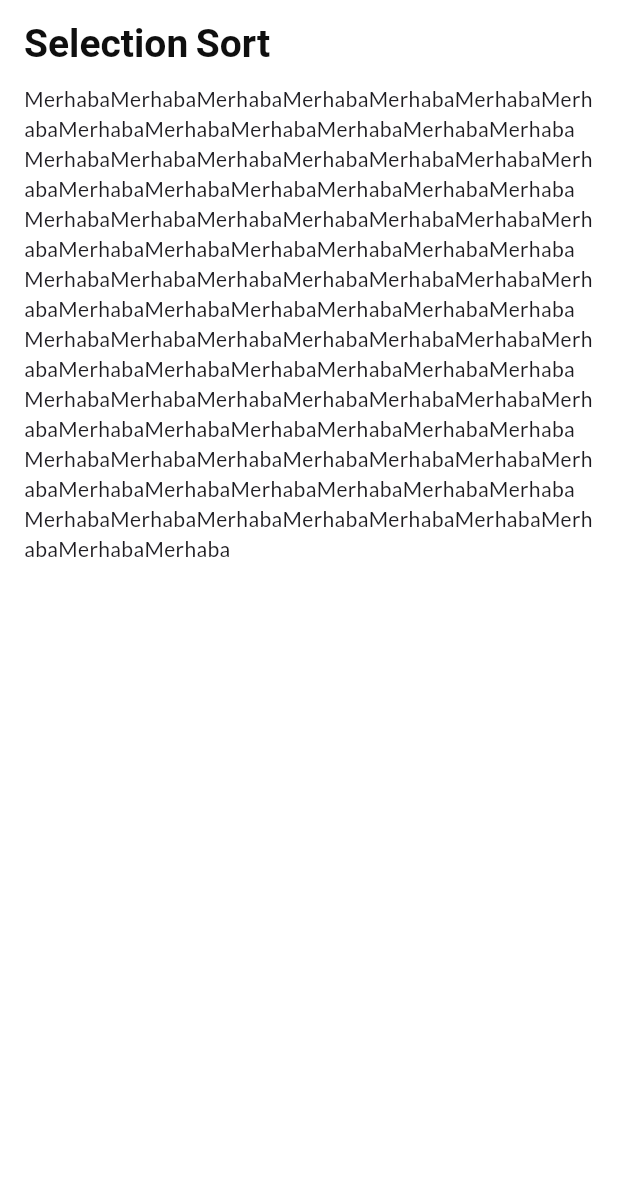
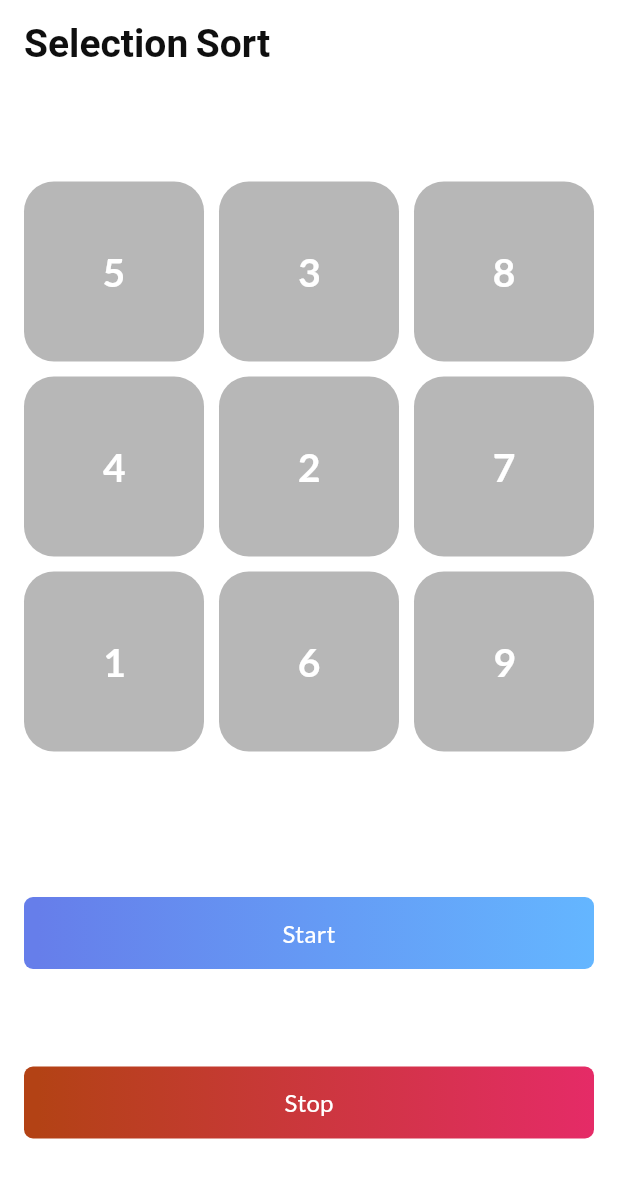
Before and after one commit to muhammedbayhan/flutter_algorithm_visualizer, a Flutter app: the screen it shows after launch, on a phone screen of 412 x 824 dp. Shown: the top 1178 px of the screen. Run offline on Flutter 3.47's test engine with Material 3 defaults, Android fonts, the phone set to English and light mode, and no system bars; our stand-ins replace google_fonts.

Commit message:
Selection Sort

```diff
--- a/lib/selectionSort/selection_sort.dart
+++ b/lib/selectionSort/selection_sort.dart
@@ -1,5 +1,11 @@
+import 'dart:async';
+
 import 'package:flutter/material.dart';
 import 'package:flutter_algorithm_visualizer/resources/paddings.dart';
+import 'package:flutter_algorithm_visualizer/widgets/ErrorButtonWidget.dart';
+import 'package:flutter_algorithm_visualizer/widgets/PrimaryButtonWidget.dart';
+
+import '../widgets/RadiusContainerWidget.dart';
 
 class SelectionSort extends StatefulWidget {
   const SelectionSort({super.key});
@@ -9,35 +15,84 @@ class SelectionSort extends StatefulWidget {
 }
 
 class _SelectionSortState extends State<SelectionSort> {
-  void selectionSort() {
-    List<int> array = [77, 66, 99, 33, 22, 44, 55, 11, 88];
+  List<int> array = [5, 3, 8, 4, 2, 7, 1, 6, 9];
+  bool isSortingPaused = false;
+  int currentIndex = 0;
+
+  void selectionSort() async {
     int temp;
     int min;
 
-    for (var i = 0; i < array.length; i++) {
-      min=i;
+    for (var i = currentIndex; i < array.length; i++) {
+      if (isSortingPaused) {
+        return;
+      }
+      min = i;
       for (var j = i; j < array.length; j++) {
-        if (array[j]<array[min]) {
-          min=j;
+        if (array[j] < array[min]) {
+          min = j;
         }
       }
-      temp=array[i];
-      array[i]=array[min];
-      array[min]=temp;
+      await Future.delayed(Duration(seconds: 1)); // Delay for 1 second
+      temp = array[i];
+      array[i] = array[min];
+      array[min] = temp;
+      setState(() {
+        currentIndex = i + 1;
+      });
+    }
+  }
 
-    }
+  void handlePause() {
+    setState(() {
+      isSortingPaused = true;
+    });
+  }
+
+  void handleContinue() {
+    setState(() {
+      isSortingPaused = false;
+    });
+    selectionSort();
   }
 
   @override
   Widget build(BuildContext context) {
     return Scaffold(
-      appBar: AppBar(title:  const Text("Selection Sort"),),
+      appBar: AppBar(
+        title: const Text("Selection Sort"),
+      ),
       body: Padding(
-        padding: AppPaddings.horizontal16,
-        child: Column(children: [
-          Text("Merhaba"*100)
-        ],),
-      ),
+          padding: AppPaddings.horizontal16,
+          child: Column(
+            mainAxisAlignment: MainAxisAlignment.spaceEvenly,
+            children: [
+              SizedBox(
+                height: MediaQuery.of(context).size.height * 0.5,
+                child: GridView.builder(
+                  itemCount: array.length,
+                  gridDelegate: const SliverGridDelegateWithFixedCrossAxisCount(
+                      crossAxisCount: 3,
+                      mainAxisSpacing: 10,
+                      crossAxisSpacing: 10),
+                  itemBuilder: (context, index) => RadiusContainerWidget(
+                    text: array[index].toString(),
+                  ),
+                ),
+              ),
+              PrimaryButtonWidget(
+                  text: "Start",
+                  function: () {
+                    handleContinue();
+                  }),
+              ErrorButtonWidget(
+                text: "Stop",
+                function: () {
+                  handlePause();
+                },
+              )
+            ],
+          )),
     );
   }
 }
--- /dev/null
+++ b/lib/widgets/ErrorButtonWidget.dart
@@ -0,0 +1,46 @@
+import 'package:flutter/material.dart';
+import 'package:flutter_algorithm_visualizer/resources/color.dart';
+
+class ErrorButtonWidget extends StatelessWidget {
+   const ErrorButtonWidget({
+    super.key,required this.text,required this.function,
+
+  });
+
+ final String text;
+ final Function function;
+
+  @override
+  Widget build(BuildContext context) {
+    return AnimatedContainer(
+      duration: Duration(milliseconds: 500),
+         decoration: BoxDecoration(
+           borderRadius: BorderRadius.circular(6.0),
+           gradient:  LinearGradient(
+             begin: Alignment(-0.95, 0.0),
+             end: Alignment(1.0, 0.0),
+             colors: [Color.fromARGB(255, 179, 66, 21),AppColor.error],
+             stops: [0.0, 1.0],
+           ),
+         ),
+         child: ElevatedButton(
+           style: ElevatedButton.styleFrom(backgroundColor: Colors.transparent,
+               foregroundColor: Colors.transparent,
+               shadowColor: Colors.transparent,),
+
+           onPressed: (){function();},
+
+           child:  Center(
+             child: Text(
+               text,
+               style: TextStyle(
+                 fontSize: 16,
+                 color: Color(0xffffffff),
+               ),
+               textAlign: TextAlign.center,
+             ),
+           ),
+         ),
+       );
+  }
+}
--- /dev/null
+++ b/lib/widgets/PrimaryButtonWidget.dart
@@ -0,0 +1,45 @@
+import 'package:flutter/material.dart';
+
+class PrimaryButtonWidget extends StatelessWidget {
+   const PrimaryButtonWidget({
+    super.key,required this.text,required this.function,
+
+  });
+
+ final String text;
+ final Function function;
+
+  @override
+  Widget build(BuildContext context) {
+    return AnimatedContainer(
+      duration: Duration(milliseconds: 500),
+         decoration: BoxDecoration(
+           borderRadius: BorderRadius.circular(6.0),
+           gradient: const LinearGradient(
+             begin: Alignment(-0.95, 0.0),
+             end: Alignment(1.0, 0.0),
+             colors: [Color(0xff667eea), Color(0xff64b6ff)],
+             stops: [0.0, 1.0],
+           ),
+         ),
+         child: ElevatedButton(
+           style: ElevatedButton.styleFrom(backgroundColor: Colors.transparent,
+               foregroundColor: Colors.transparent,
+               shadowColor: Colors.transparent,),
+
+           onPressed: (){function();},
+
+           child:  Center(
+             child: Text(
+               text,
+               style: TextStyle(
+                 fontSize: 16,
+                 color: Color(0xffffffff),
+               ),
+               textAlign: TextAlign.center,
+             ),
+           ),
+         ),
+       );
+  }
+}
--- /dev/null
+++ b/lib/widgets/RadiusContainerWidget.dart
@@ -0,0 +1,26 @@
+import 'package:flutter/material.dart';
+import 'package:flutter_algorithm_visualizer/resources/color.dart';
+import 'package:flutter_algorithm_visualizer/resources/typograhpy.dart';
+
+class RadiusContainerWidget extends StatelessWidget {
+  const RadiusContainerWidget({
+    super.key, required this.text,
+  });
+final String text;
+  @override
+  Widget build(BuildContext context) {
+    return Container(
+      decoration: BoxDecoration(
+          borderRadius: BorderRadius.circular(20),
+          color: AppColor.fontLight),
+      height: MediaQuery.of(context).size.height * 0.15,
+      width: MediaQuery.of(context).size.height * 0.15,
+      child: Center(
+          child: Text(
+        text,
+        style: CustomTypography.paragraphLarge
+            .copyWith(color: AppColor.fontWhite),
+      )),
+    );
+  }
+}
```
